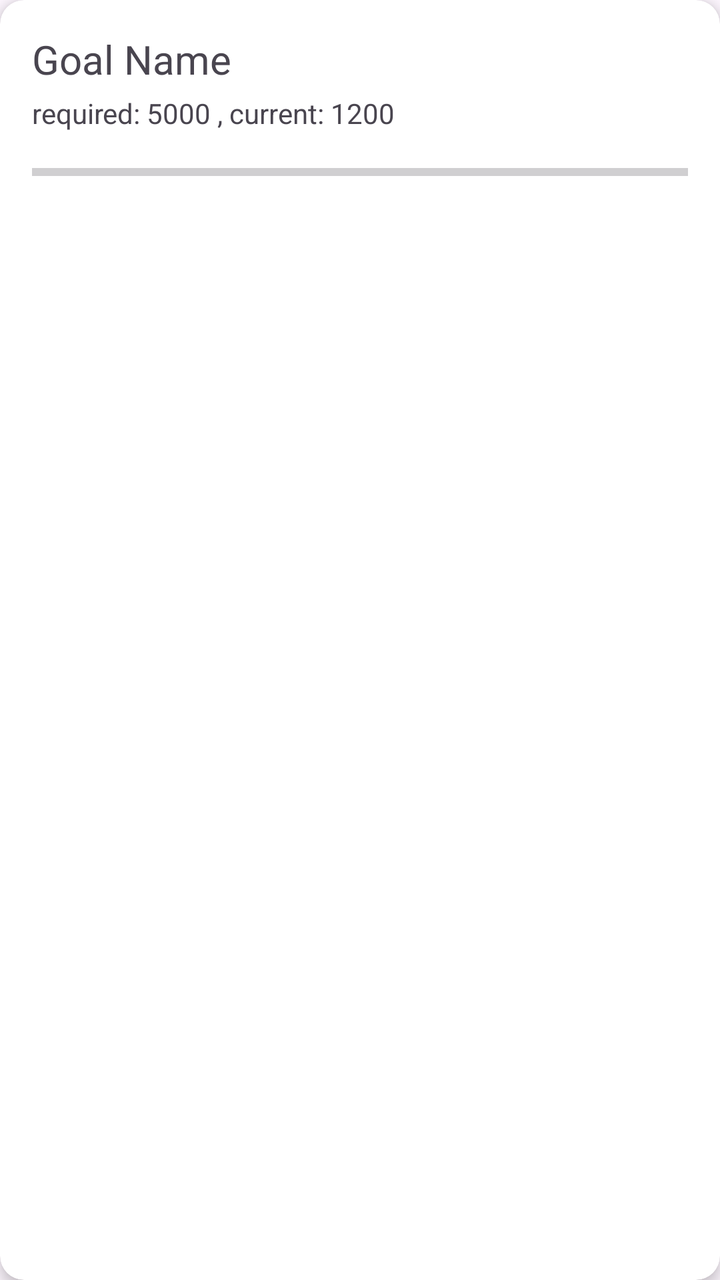
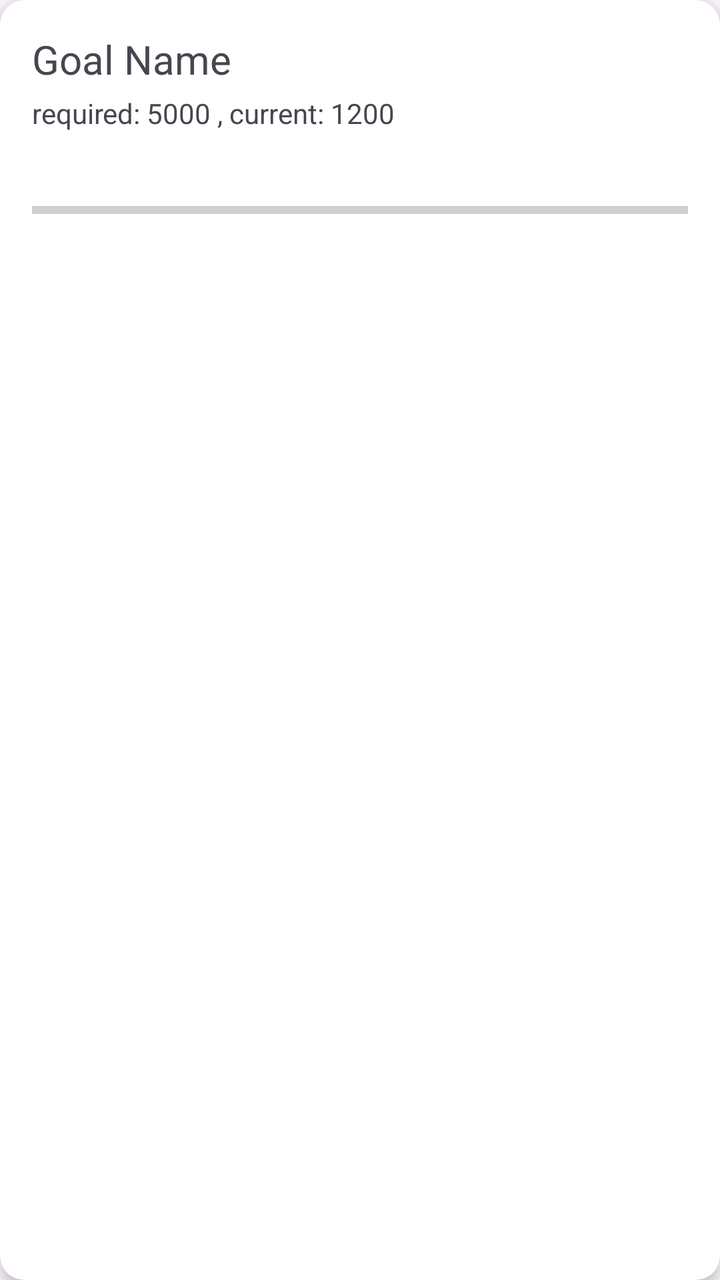

The first picture is an Android layout as it rendered before a commit; the second is the same layout after the commit. The layout source and the unified diff follow.
<!-- AndroidManifest.xml: application theme Theme.Finsight1 -->
<!-- res/layout/item_goal.xml -->
<?xml version="1.0" encoding="utf-8"?>
<androidx.cardview.widget.CardView xmlns:android="http://schemas.android.com/apk/res/android"
    xmlns:app="http://schemas.android.com/apk/res-auto"
    android:layout_width="match_parent"
    android:layout_height="wrap_content"
    android:layout_margin="8dp"
    app:cardCornerRadius="12dp"
    app:cardElevation="4dp">

    <LinearLayout
        android:layout_width="match_parent"
        android:layout_height="wrap_content"
        android:orientation="vertical"
        android:padding="16dp">

        <TextView
            android:id="@+id/tvItemGoalName"
            android:layout_width="wrap_content"
            android:layout_height="wrap_content"
            android:text="Goal Name"
            android:textSize="20sp"/>

        <TextView
            android:id="@+id/tvItemGoalDetails"
            android:layout_width="wrap_content"
            android:layout_height="wrap_content"
            android:text="required: 5000 , current: 1200 "
            android:layout_marginTop="4dp"
            android:textSize="14sp" />


            <ProgressBar
                android:id="@+id/pbGoalProgress"
                style="?android:attr/progressBarStyleHorizontal"
                android:layout_width="match_parent"
                android:layout_height="wrap_content"
                android:layout_marginTop="12dp"/>


    </LinearLayout>
</androidx.cardview.widget.CardView>
<!-- resources referenced by this layout -->
<resources>
  <style name="Theme.Finsight1" parent="Base.Theme.Finsight1" />
  <style name="Base.Theme.Finsight1" parent="Theme.Material3.DayNight.NoActionBar">
          
          
      </style>
</resources>

<!-- the commit's change to res/layout/item_goal.xml (unified diff, before → after) -->
@@ -28,13 +28,22 @@
             android:layout_marginTop="4dp"
             android:textSize="14sp" />
 
+        <TextView
+            android:id="@+id/tvGoalPercentage"
+            android:layout_width="wrap_content"
+            android:layout_height="wrap_content"
+            android:textSize="14sp"
+            />
 
-            <ProgressBar
-                android:id="@+id/pbGoalProgress"
-                style="?android:attr/progressBarStyleHorizontal"
-                android:layout_width="match_parent"
-                android:layout_height="wrap_content"
-                android:layout_marginTop="12dp"/>
+        <ProgressBar
+            android:id="@+id/pbGoalProgress"
+            style="?android:attr/progressBarStyleHorizontal"
+            android:layout_width="match_parent"
+            android:layout_height="wrap_content"
+            android:layout_marginTop="12dp"/>
+
+
+
 
 
     </LinearLayout>
